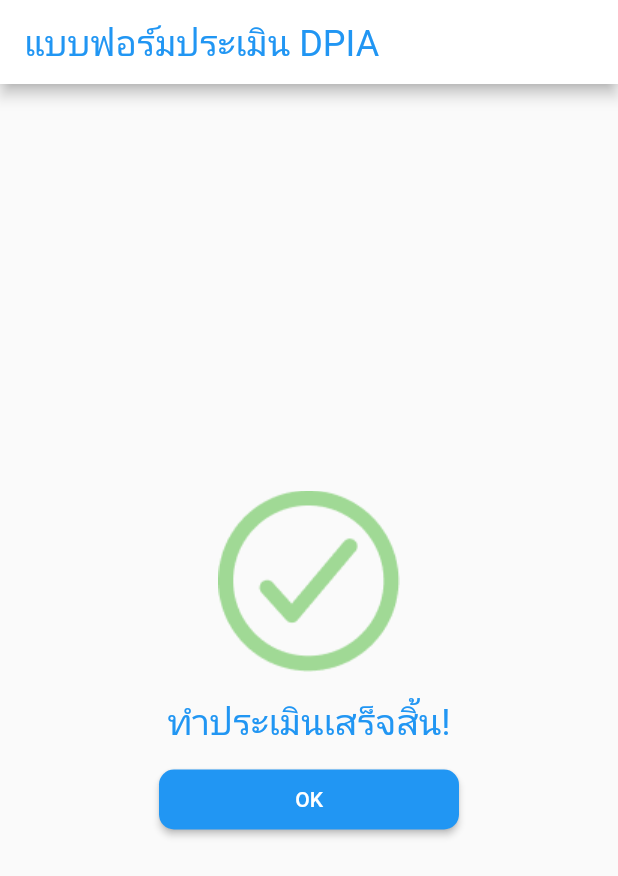
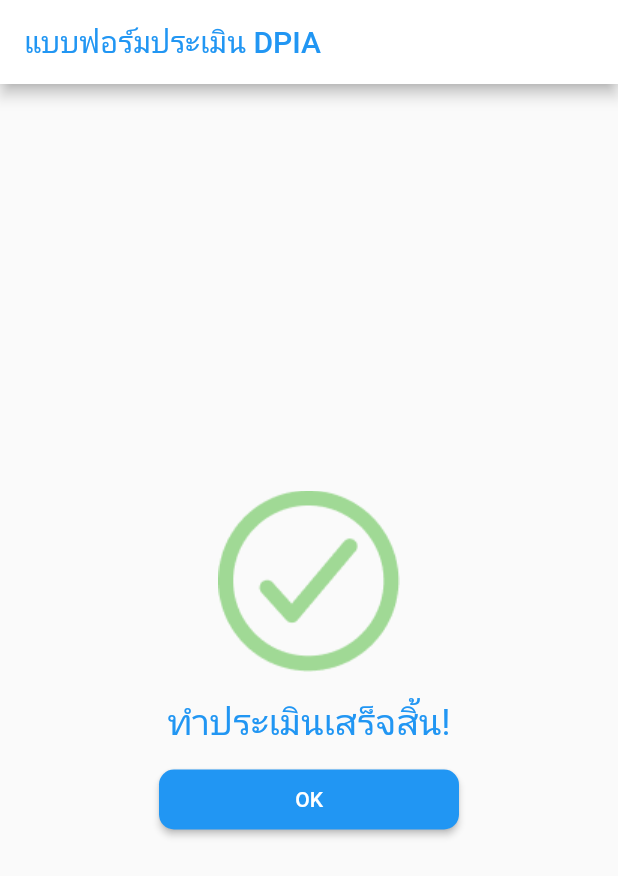
Before and after one commit to ThanaboonHongma/DPIA, a Flutter app: the CompletePage screen opened by its route, on a phone screen of 412 x 824 dp. Shown: the top 876 px of the screen. Run offline on Flutter 3.47's test engine with Material 2 defaults, Android fonts, the light colour scheme and no system bars; our stand-ins replace go_router, google_fonts, percent_indicator.

Commit message:
height for Risk assessment page and app bar completepage

```diff
--- a/lib/screens/dpia-Complete assessment/complete_assessment.dart
+++ b/lib/screens/dpia-Complete assessment/complete_assessment.dart
@@ -10,9 +10,9 @@ class CompletePage extends StatelessWidget {
       appBar: AppBar(
         title: Text(
           'แบบฟอร์มประเมิน DPIA',
-          style: Theme.of(context).textTheme.headlineSmall?.copyWith(
-                color: Theme.of(context).colorScheme.tertiary,
-              ),
+          style: Theme.of(context).textTheme.titleLarge?.copyWith(
+                        color: Theme.of(context).colorScheme.tertiary,
+                      ),
         ),
         backgroundColor: Theme.of(context).colorScheme.onPrimary,
       ),
--- a/lib/screens/dpia_risk_assessment/dpia_risk_assessment.dart
+++ b/lib/screens/dpia_risk_assessment/dpia_risk_assessment.dart
@@ -156,7 +156,7 @@ class _RiskAssessmentPageState extends State<RiskAssessmentPage> {
                               ),
                             )
                           : SizedBox(
-                              height: 350,
+                              height: 320,
                               child: ListView.builder(
                                 itemCount: productList.risklist.length,
                                 itemBuilder: (BuildContext context, int index) {
```
